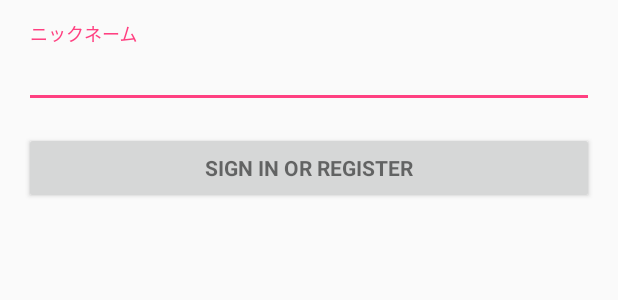
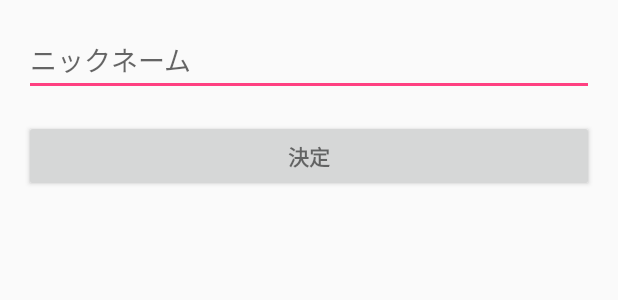
Before and after one commit to OINUMAKAZUKI/FirebaseChat, an Android app: the layout activity_login.xml on its own in the app's theme, with its tools: preview values and no code run, on a phone screen of 412 x 824 dp. Shown: the top 300 px of the screen. Run offline under Robolectric (Android 15) with nearby library versions, the phone set to English and light mode, and no system bars.

Commit message:
Add LoginActivity and login processing

```diff
--- a/app/build.gradle
+++ b/app/build.gradle
@@ -38,6 +38,7 @@ dependencies {
     testCompile 'junit:junit:4.12'
     // add FireBase library
     compile 'com.google.firebase:firebase-core:10.2.6'
+    compile 'com.google.firebase:firebase-auth:10.2.6'
     compile 'com.google.firebase:firebase-database:10.2.6'
     compile 'com.google.firebase:firebase-storage:10.2.6'
     compile 'com.firebaseui:firebase-ui-storage:0.6.0'
--- a/app/src/main/java/namanuma/com/firebasechat/model/User.kt
+++ b/app/src/main/java/namanuma/com/firebasechat/model/User.kt
@@ -5,11 +5,11 @@ package namanuma.com.firebasechat.model
  */
 class User() {
 
-    constructor(id: Int, name: String) : this() {
+    constructor(id: String, name: String) : this() {
         this.id = id
         this.name = name
     }
 
-    var id: Int = 0
+    var id: String = ""
     var name: String = ""
 }
--- a/app/src/main/java/namanuma/com/firebasechat/utils/FragmentType.kt
+++ b/app/src/main/java/namanuma/com/firebasechat/utils/FragmentType.kt
@@ -4,5 +4,5 @@ package namanuma.com.firebasechat.utils
  * Created by kazuki on 2017/09/18.
  */
 enum class FragmentType(val tabName: String) {
-    CHAT("チャット"), HOME("ホーム")
+    CHAT("チャット")
 }
--- a/app/src/main/java/namanuma/com/firebasechat/view/fragment/UserFragment.kt
+++ b/app/src/main/java/namanuma/com/firebasechat/view/fragment/UserFragment.kt
@@ -61,14 +61,14 @@ class UserFragment : Fragment() {
         })
         button?.setOnClickListener {
             editText?.let {
-                writeNewUser(userId, it.text.toString())
+                writeNewUser(userId.toString(), it.text.toString())
             }
         }
 
     }
 
-    private fun writeNewUser(id: Int, name: String) {
+    private fun writeNewUser(id: String, name: String) {
         val user = User(id, name)
-        database?.child("users")?.child(id.toString())?.setValue(user)
+        database?.child("users")?.child(id)?.setValue(user)
     }
 }
--- a/app/src/main/res/layout/activity_login.xml
+++ b/app/src/main/res/layout/activity_login.xml
@@ -19,22 +19,7 @@
         android:layout_marginBottom="8dp"
         android:visibility="gone" />
 
-    <ScrollView
-        android:id="@+id/loginForm"
-        android:layout_width="match_parent"
-        android:layout_height="match_parent">
-
-        <LinearLayout
-            android:id="@+id/userNameForm"
-            android:layout_width="match_parent"
-            android:layout_height="wrap_content"
-            android:orientation="vertical">
-
-            <android.support.design.widget.TextInputLayout
-                android:layout_width="match_parent"
-                android:layout_height="wrap_content">
-
-                <AutoCompleteTextView
+    <EditText
         android:id="@+id/userName"
         android:layout_width="match_parent"
         android:layout_height="wrap_content"
@@ -42,17 +27,13 @@
         android:inputType="textPersonName"
         android:maxLines="1" />
 
-            </android.support.design.widget.TextInputLayout>
-
     <Button
         android:id="@+id/signInButton"
         style="?android:textAppearanceSmall"
         android:layout_width="match_parent"
         android:layout_height="wrap_content"
         android:layout_marginTop="16dp"
-                android:text="@string/action_sign_in"
+        android:text="決定"
         android:textStyle="bold" />
 
 </LinearLayout>
-    </ScrollView>
-</LinearLayout>
```
Also changed, not shown: app/src/main/java/namanuma/com/firebasechat/view/MainActivity.kt (+33 -4 lines), app/src/main/java/namanuma/com/firebasechat/view/activity/LoginActivity.kt (+58 -29 lines), app/src/main/java/namanuma/com/firebasechat/view/fragment/ChatFragment.kt (+23 -5 lines). Lines whose indentation alone changed are shown as unchanged.
